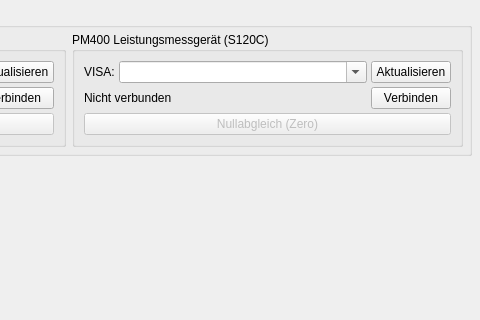
Old version of the form polarisation_ui/pyqt/auto_power_calibration.ui in the repository cckssr/polarisation-ui; both pictures show x 738 to 1218 and y 0 to 320 of the 1218 by 965 pixel window.
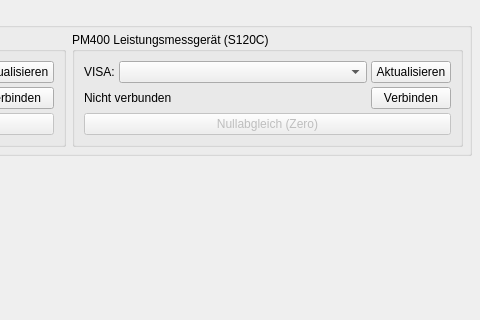
New version of the form. Custom widgets are drawn as their Qt base class.

```diff
--- a/polarisation_ui/pyqt/auto_power_calibration.ui
+++ b/polarisation_ui/pyqt/auto_power_calibration.ui
@@ -184,9 +184,6 @@
              <verstretch>0</verstretch>
             </sizepolicy>
            </property>
-           <property name="editable">
-            <bool>true</bool>
-           </property>
           </widget>
          </item>
          <item row="0" column="2">
```
